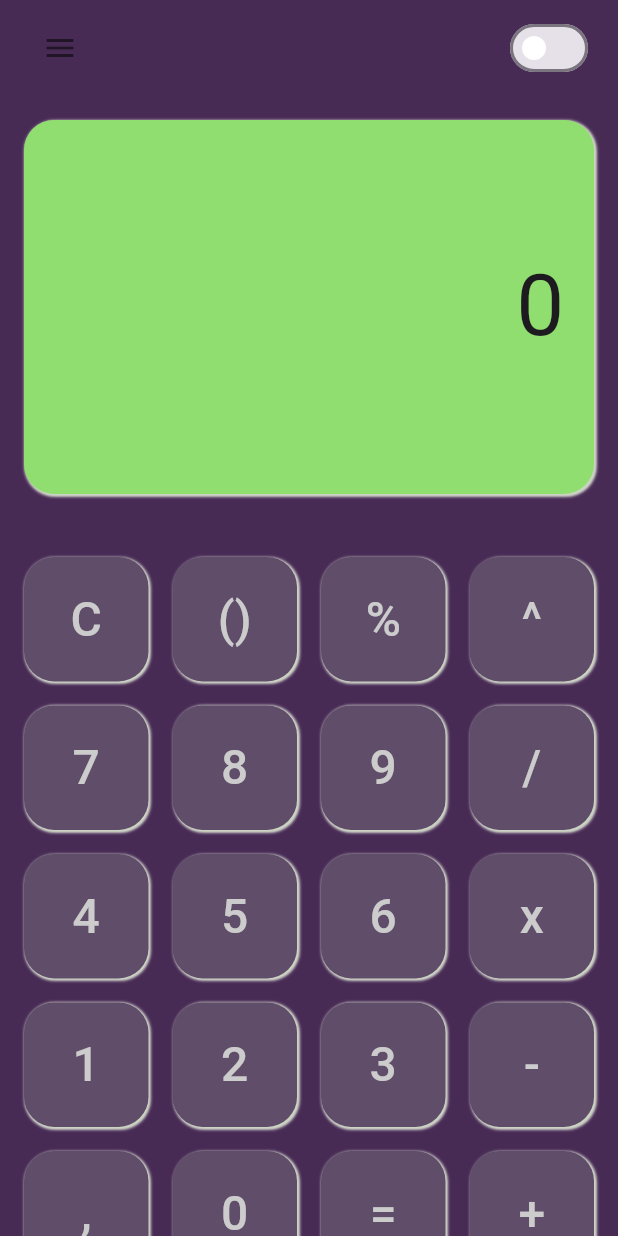
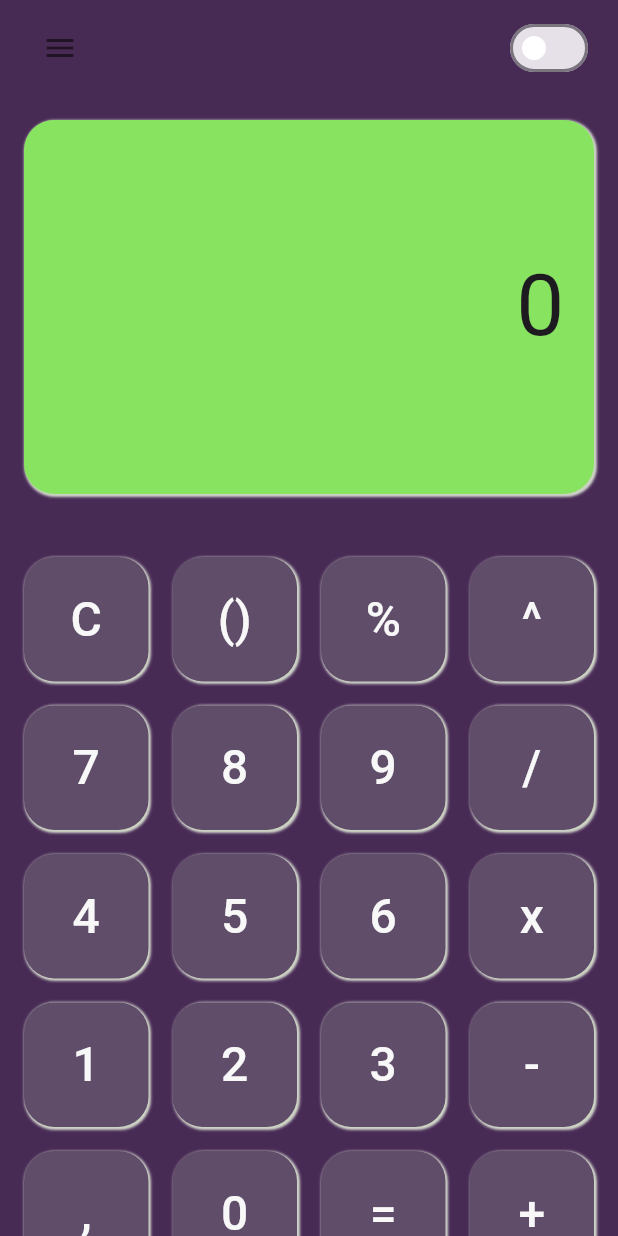
Before and after one commit to Gulsahbb/calculator-app, a Flutter app: the screen it shows after launch, on a phone screen of 412 x 824 dp. Run offline on Flutter 3.47's test engine with Material 3 defaults, Android fonts, the phone set to English and light mode, and no system bars.

Commit message:
Change color

```diff
--- a/lib/utils/calculator_app_colors.dart
+++ b/lib/utils/calculator_app_colors.dart
@@ -2,10 +2,15 @@ import 'package:flutter/material.dart';
 
 class CalculatorAppColors {
   static const Color appBackground = Color.fromARGB(255, 72, 43, 85);
-  static const Color backgroundGreen = Color.fromARGB(255, 144, 222, 111);
+  static const Color backgroundGreen = Color.fromARGB(255, 136, 227, 97);
   static const Color buttonBackground = Color.fromARGB(255, 96, 77, 105);
-  static const Color buttonShadowLight = Color(0xFFFFFFFF);
-  static const Color buttonShadowDark = Color(0xFFC7D1BC);
-  static const Color textColor = Color.fromARGB(255, 204, 204, 204);
-  static const Color operatorColor = Color(0xFF4CAF50);
+  static const Color buttonShadowLight = Color.fromARGB(255, 255, 255, 255);
+  static const Color buttonShadowDark = Color.fromARGB(255, 199, 209, 188);
+  static const Color textColor = Color.fromARGB(255, 248, 248, 248);
+  static const Color operatorButtonBackground = Color.fromARGB(
+    255,
+    251,
+    118,
+    154,
+  );
 }
```
